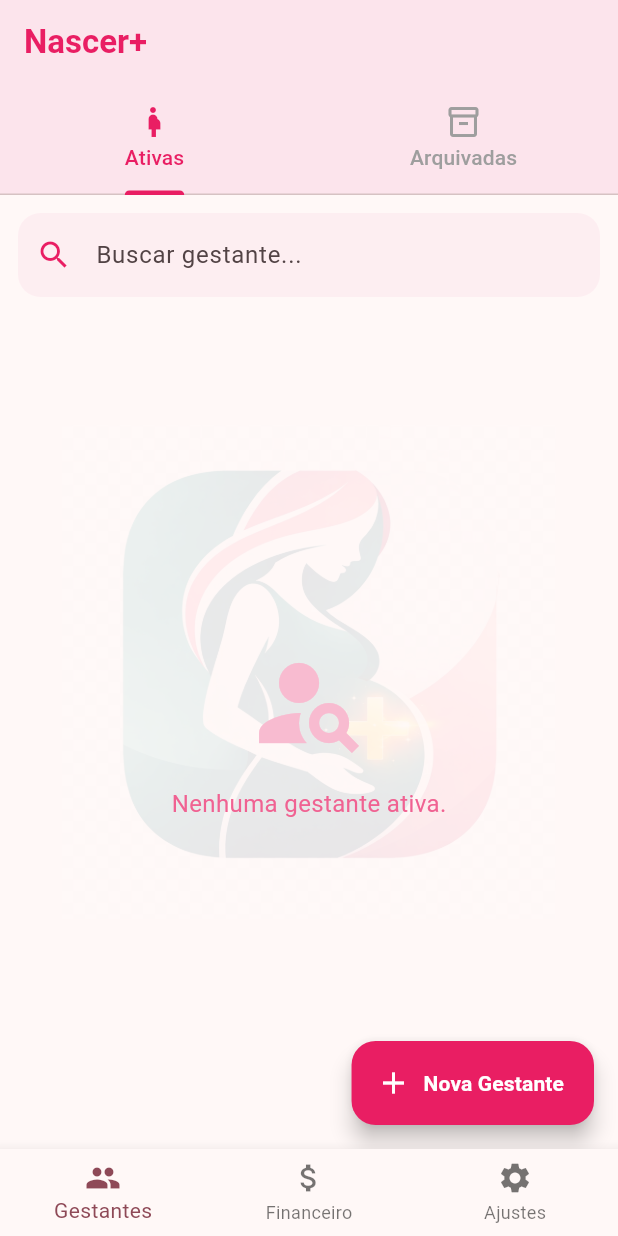
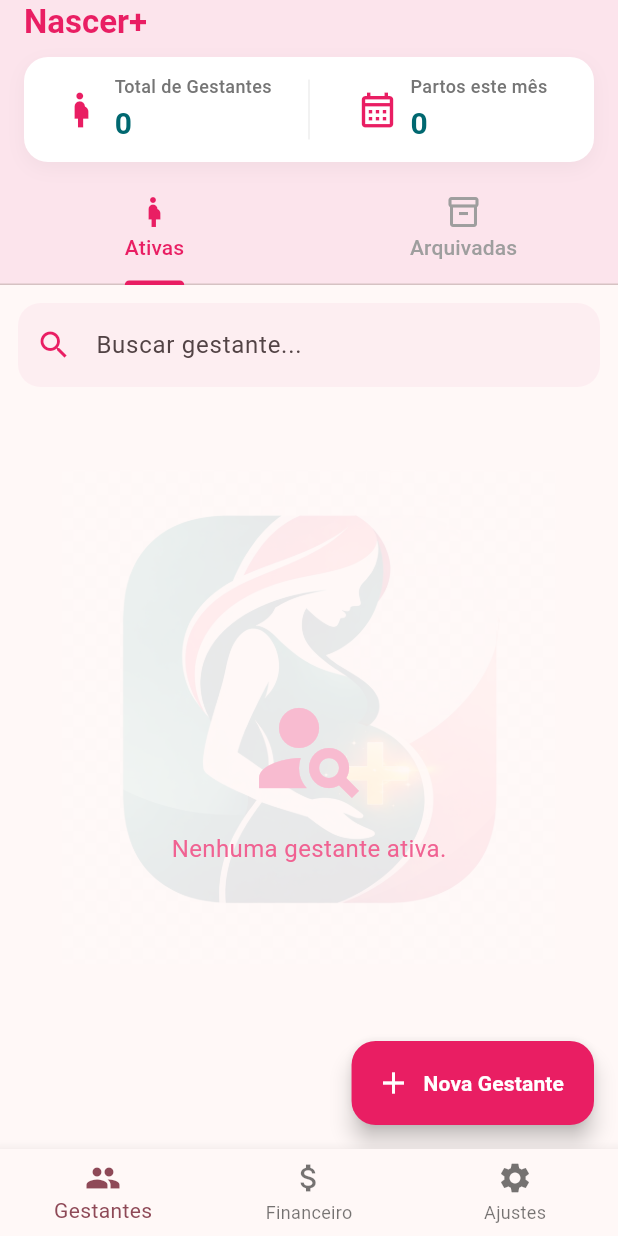
Before and after one commit to vitorlobo13/testenascermais, a Flutter app: the screen it shows once a user with an empty profile is signed in, on a phone screen of 412 x 824 dp. Run offline on Flutter 3.47's test engine with Material 3 defaults, Android fonts, the phone set to English and light mode, and no system bars; our stand-ins replace cloud_firestore, firebase_auth, firebase_core, firebase_storage, flutter_local_notifications, image_cropper and 2 more; accounts and stored records are empty.

Commit message:
Add files via upload

```diff
--- a/lib/screens/financeiro_screen.dart
+++ b/lib/screens/financeiro_screen.dart
@@ -190,7 +190,7 @@ class _FinanceiroScreenState extends State<FinanceiroScreen> {
                                   'Total a receber',
                                   style: TextStyle(
                                     fontSize: 9,
-                                    color: Colors.grey.shade400,
+                                    color: Colors.grey.shade600,
                                   ),
                                 ),
                               ],
@@ -248,7 +248,7 @@ class _FinanceiroScreenState extends State<FinanceiroScreen> {
                                   'Aguardando entrega',
                                   style: TextStyle(
                                     fontSize: 9,
-                                    color: Colors.grey.shade400,
+                                    color: Colors.grey.shade600,
                                   ),
                                 ),
                               ],
@@ -277,7 +277,7 @@ class _FinanceiroScreenState extends State<FinanceiroScreen> {
                       decoration: InputDecoration(
                         hintText: 'Buscar contrato ou gestante...',
                         hintStyle: TextStyle(color: Colors.grey.shade400, fontSize: 13),
-                        prefixIcon: Icon(Icons.search, color: Colors.grey.shade400, size: 20),
+                        prefixIcon: Icon(Icons.search, color: Colors.grey.shade600, size: 20),
                         contentPadding: const EdgeInsets.symmetric(vertical: 0),
                         filled: true,
                         fillColor: Colors.white,
@@ -437,7 +437,7 @@ class _FinanceiroScreenState extends State<FinanceiroScreen> {
                                           ],
                                         ),
                                         const SizedBox(width: 8),
-                                        Icon(Icons.chevron_right, color: Colors.grey.shade400),
+                                        Icon(Icons.chevron_right, color: Colors.grey.shade600),
                                       ],
                                     ),
                                     if (g.valorContrato > 0) ...[
@@ -526,7 +526,7 @@ class _FinanceiroScreenState extends State<FinanceiroScreen> {
       textColor = const Color(0xFF2E7D32);
       icon = Icons.check_circle_outline;
     } else {
-      label = 'Pendente';
+      label = 'Contrato Pendente';
       bgColor = const Color(0xFFFFF3E0);
       textColor = const Color(0xFFFB8C00);
       icon = Icons.error_outline;
--- a/lib/screens/home_screen.dart
+++ b/lib/screens/home_screen.dart
@@ -86,6 +86,12 @@ class _HomeScreenState extends State<HomeScreen> with SingleTickerProviderStateM
     }
 
     final gestantes = provider.gestantes;
+    final agora = DateTime.now();
+    final totalGestantesAtivas = gestantes.where((g) => !g.arquivada).length;
+    final partosEsteMes = gestantes.where((g) {
+      return !g.arquivada && g.dppFinal.month == agora.month && g.dppFinal.year == agora.year;
+    }).length;
+
     final query = _buscaController.text;
     final bool mostrarArquivadas = _tabController.index == 1;
 
@@ -103,7 +109,114 @@ class _HomeScreenState extends State<HomeScreen> with SingleTickerProviderStateM
         title: const Text('Nascer+', style: TextStyle(fontWeight: FontWeight.bold, color: Colors.pink)),
         backgroundColor: Colors.pink.shade50,
         elevation: 0,
-        bottom: TabBar(
+        bottom: PreferredSize(
+          preferredSize: const Size.fromHeight(134.0),
+          child: Column(
+            children: [
+              // CARD DE RESUMO (Total de Gestantes e Partos este mês)
+              Padding(
+                padding: const EdgeInsets.symmetric(horizontal: 16.0, vertical: 8.0),
+                child: Container(
+                  height: 70,
+                  decoration: BoxDecoration(
+                    color: Colors.white,
+                    borderRadius: BorderRadius.circular(16),
+                    boxShadow: [
+                      BoxShadow(
+                        color: Colors.black.withOpacity(0.04),
+                        blurRadius: 10,
+                        offset: const Offset(0, 4),
+                      ),
+                    ],
+                  ),
+                  child: Row(
+                    children: [
+                      // Total de Gestantes
+                      Expanded(
+                        child: Row(
+                          mainAxisAlignment: MainAxisAlignment.center,
+                          children: [
+                            const Icon(
+                              Icons.pregnant_woman_outlined,
+                              color: Colors.pink,
+                              size: 28,
+                            ),
+                            const SizedBox(width: 8),
+                            Column(
+                              mainAxisAlignment: MainAxisAlignment.center,
+                              crossAxisAlignment: CrossAxisAlignment.start,
+                              children: [
+                                Text(
+                                  'Total de Gestantes',
+                                  style: TextStyle(
+                                    fontSize: 12,
+                                    color: Colors.grey.shade600,
+                                    fontWeight: FontWeight.w500,
+                                  ),
+                                ),
+                                const SizedBox(height: 2),
+                                Text(
+                                  '$totalGestantesAtivas',
+                                  style: const TextStyle(
+                                    fontSize: 20,
+                                    fontWeight: FontWeight.bold,
+                                    color: Color(0xFF006870),
+                                  ),
+                                ),
+                              ],
+                            ),
+                          ],
+                        ),
+                      ),
+                      // Linha divisória vertical
+                      Container(
+                        height: 40,
+                        width: 1,
+                        color: Colors.grey.shade200,
+                      ),
+                      // Partos este mês
+                      Expanded(
+                        child: Row(
+                          mainAxisAlignment: MainAxisAlignment.center,
+                          children: [
+                            const Icon(
+                              Icons.calendar_month_outlined,
+                              color: Colors.pink,
+                              size: 28,
+                            ),
+                            const SizedBox(width: 8),
+                            Column(
+                              mainAxisAlignment: MainAxisAlignment.center,
+                              crossAxisAlignment: CrossAxisAlignment.start,
+                              children: [
+                                Text(
+                                  'Partos este mês',
+                                  style: TextStyle(
+                                    fontSize: 12,
+                                    color: Colors.grey.shade600,
+                                    fontWeight: FontWeight.w500,
+                                  ),
+                                ),
+                                const SizedBox(height: 2),
+                                Text(
+                                  '$partosEsteMes',
+                                  style: const TextStyle(
+                                    fontSize: 20,
+                                    fontWeight: FontWeight.bold,
+                                    color: Color(0xFF006870),
+                                  ),
+                                ),
+                              ],
+                            ),
+                          ],
+                        ),
+                      ),
+                    ],
+                  ),
+                ),
+              ),
+              // TabBar
+              TabBar(
                 controller: _tabController,
                 labelColor: Colors.pink,
                 unselectedLabelColor: Colors.grey,
@@ -112,6 +225,9 @@ class _HomeScreenState extends State<HomeScreen> with SingleTickerProviderStateM
                   Tab(icon: Icon(Icons.pregnant_woman), text: 'Ativas'),
                   Tab(icon: Icon(Icons.inventory_2_outlined), text: 'Arquivadas'),
                 ],
+              ),
+            ],
+          ),
         ),
       ),
       body: Stack(
```
Lines whose indentation alone changed are shown as unchanged.
